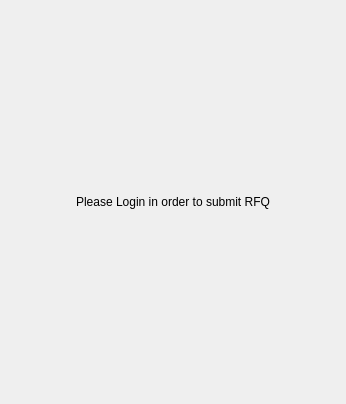
First picture: the form in BlockSettleUILib/OTCGeneralRoomShield.ui, repository BlockSettle/terminal, before the edit.
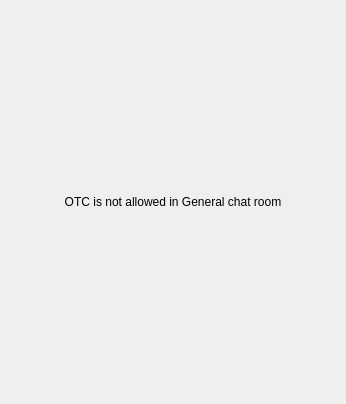
Second picture: the form after the edit.

Commit message: Update OTC shields

```diff
--- a/BlockSettleUILib/OTCGeneralRoomShield.ui
+++ b/BlockSettleUILib/OTCGeneralRoomShield.ui
@@ -18,13 +18,13 @@
     <number>0</number>
    </property>
    <property name="leftMargin">
-    <number>0</number>
+    <number>5</number>
    </property>
    <property name="topMargin">
     <number>0</number>
    </property>
    <property name="rightMargin">
-    <number>0</number>
+    <number>5</number>
    </property>
    <property name="bottomMargin">
     <number>0</number>
@@ -32,11 +32,14 @@
    <item>
     <widget class="QLabel" name="label">
      <property name="text">
-      <string>Please Login in order to submit RFQ</string>
+      <string>OTC is not allowed in General chat room</string>
      </property>
      <property name="alignment">
       <set>Qt::AlignCenter</set>
      </property>
+     <property name="wordWrap">
+      <bool>true</bool>
+     </property>
      <property name="h1" stdset="0">
       <bool>true</bool>
      </property>
```
The commit also changes 3 other files.
